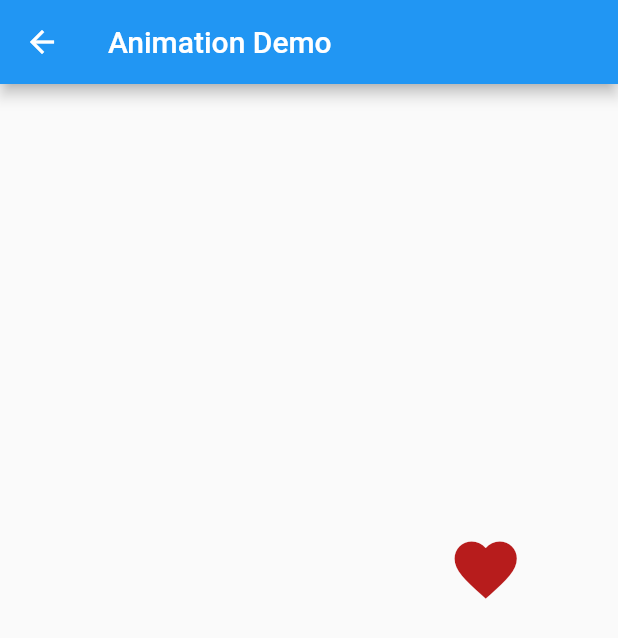
After one commit to JoanJade1990/flutter_study, a Flutter app: the AnimationWidget screen opened directly, on a phone screen of 412 x 824 dp. The commit adds this screen. Shown: the top 638 px of the screen. Run offline on Flutter 3.47's test engine with Material 2 defaults, Android fonts, the phone set to English and light mode, and no system bars.

Commit message:
一些布局

```diff
--- /dev/null
+++ b/flutter_app/lib/animation/myAnimation.dart
@@ -0,0 +1,94 @@
+import 'package:flutter/material.dart';
+import 'package:flutter/services.dart';
+
+class AnimationWidget extends StatefulWidget {
+  @override
+  _AnimationWidgetState createState() => _AnimationWidgetState();
+}
+
+class _AnimationWidgetState extends State<AnimationWidget>
+    with TickerProviderStateMixin {
+  AnimationController _animationController;
+  Animation _scaleAnimation; // 用于控制图标大小
+  Animation<Color> _colorAnimation; // 控制图标颜色
+  Animation<Offset> _positionAnimation; // 控制图标位置
+
+  @override
+  void initState() {
+    super.initState();
+    _animationController = AnimationController(
+        vsync: this, duration: Duration(milliseconds: 2000));
+
+    // 不需要监听
+    // _animationController.addListener(() {
+    //   setState(() {});
+    // });
+
+    _animationController.addStatusListener((status) {
+      if (_animationController.status == AnimationStatus.completed)
+        _animationController.reverse();
+      else if (_animationController.status == AnimationStatus.dismissed)
+        _animationController.forward();
+    });
+    // 通过 `chain` 结合 `CurveTween` 修改动画的运动方式，曲线类型可自行替换
+
+    _scaleAnimation = Tween(begin: 28.0, end: 50.0)
+        .chain(CurveTween(curve: Curves.decelerate))
+        .animate(_animationController);
+
+    _colorAnimation = ColorTween(begin: Colors.red[200], end: Colors.red[900])
+        .chain(CurveTween(curve: Curves.decelerate))
+        .animate(_animationController);
+
+    _positionAnimation = Tween(begin: Offset(100, 100), end: Offset(300, 300))
+        .chain(CurveTween(curve: Curves.bounceInOut))
+        .animate(_animationController);
+
+    _animationController.forward(); // 启动动画
+  }
+
+  @override
+  void dispose() {
+    _animationController.dispose();
+    super.dispose();
+  }
+
+  @override
+  Widget build(BuildContext context) {
+    return Scaffold(
+      appBar: AppBar(
+        title: Text('Animation Demo'),
+      ),
+      body: RunningHeart(
+        animations: [_colorAnimation,_scaleAnimation,_positionAnimation,],
+        animationController: _animationController,
+      ),
+    );
+  }
+}
+
+class RunningHeart extends AnimatedWidget {
+  final List<Animation> animations; // 传入动画列表
+  final AnimationController animationController; // 控制动画
+
+  RunningHeart({this.animations, this.animationController})
+      : assert(animations.length == 3),
+       assert(animations[0] is Animation<Color>),
+        assert(animations[1] is Animation<double>),
+        assert(animations[2] is Animation<Offset>),
+        super(listenable:animationController);
+
+  @override
+  Widget build(BuildContext context) {
+    return Stack(
+      children: <Widget>[
+         Positioned(
+          // 之前的 animation 都通过 animations 参数传入到 `AnimationWidget`
+          child: Icon(Icons.favorite, color: animations[0].value, size: animations[1].value),
+          left: animations[2].value.dx,
+          top: animations[2].value.dy,
+        )
+      ],
+    );
+  }
+}
--- a/flutter_app/lib/main.dart
+++ b/flutter_app/lib/main.dart
@@ -6,6 +6,7 @@ import 'package:flutter_app/slide/nested_scroll_main.dart';
 import 'package:flutter_app/slide/scroll_controller_main.dart';
 import 'package:flutter_app/utils/util.dart';
 
+import 'animation/myAnimation.dart';
 import 'layout/HlistViewQianTao.dart';
 import 'layout/Vlistview.dart';
 import 'layout/dialog.dart';
@@ -95,6 +96,12 @@ class HomeScreen extends StatelessWidget {
                 context,
                 MaterialPageRoute(
                   builder: (context) => MyColumn(),
+                ));
+          }),getLines('animation动画', context: context,ontap: () {
+            Navigator.push(
+                context,
+                MaterialPageRoute(
+                  builder: (context) => AnimationWidget(),
                 ));
           }),
 
```
